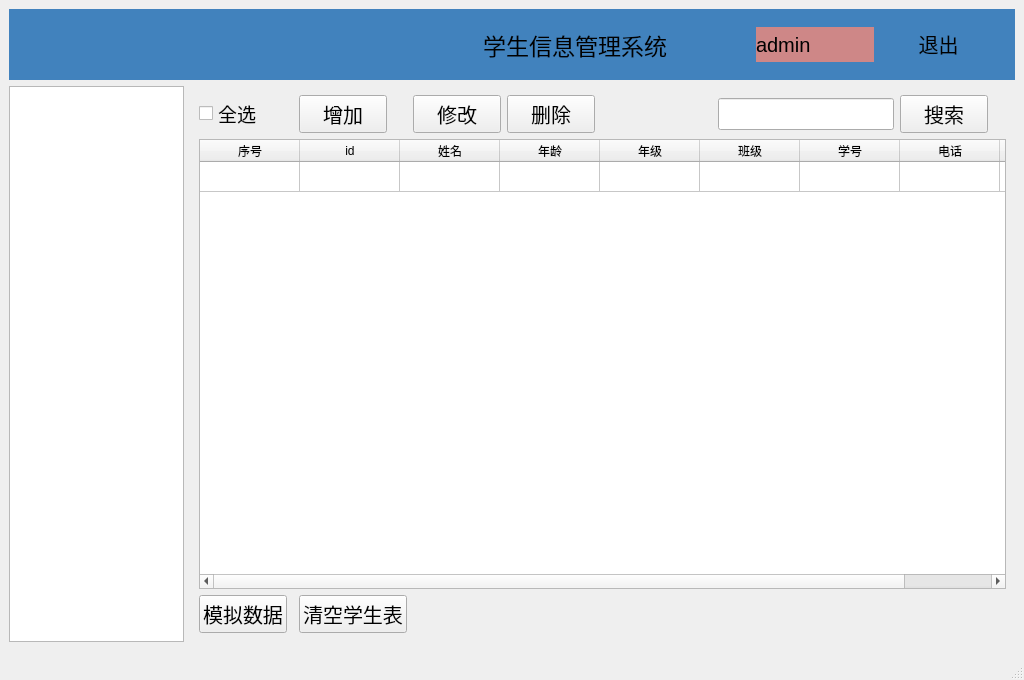
Qt form student/mainwindow.ui (OY-YH/student-management-system) before a commit.
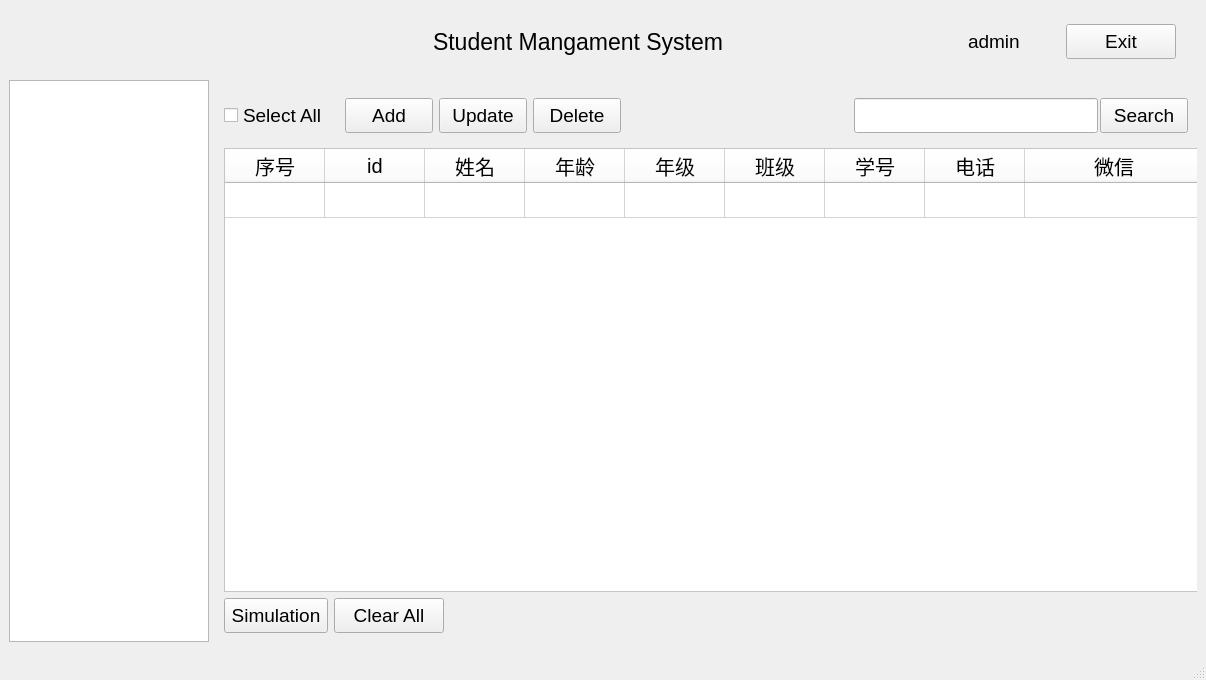
The same form after that commit. Icons and pictures are not drawn.

Commit message: Function realisation:增加记住密码以及忘记密码的功能,以及忘记密码界面的开发

Patch:
```diff
--- a/student/mainwindow.ui
+++ b/student/mainwindow.ui
@@ -6,13 +6,13 @@
    <rect>
     <x>0</x>
     <y>0</y>
-    <width>1024</width>
+    <width>1206</width>
     <height>680</height>
    </rect>
   </property>
   <property name="minimumSize">
    <size>
-    <width>1024</width>
+    <width>1080</width>
     <height>680</height>
    </size>
   </property>
@@ -34,24 +34,206 @@
 border:1px;
 };</string>
    </property>
-   <layout class="QGridLayout" name="gridLayout_3">
+   <layout class="QGridLayout" name="gridLayout_7">
+    <item row="0" column="0" colspan="2">
+     <widget class="QWidget" name="bg_title" native="true">
+      <property name="minimumSize">
+       <size>
+        <width>0</width>
+        <height>65</height>
+       </size>
+      </property>
+      <property name="styleSheet">
+       <string notr="true"/>
+      </property>
+      <layout class="QGridLayout" name="gridLayout_2">
+       <property name="leftMargin">
+        <number>0</number>
+       </property>
+       <property name="topMargin">
+        <number>0</number>
+       </property>
+       <property name="rightMargin">
+        <number>0</number>
+       </property>
+       <property name="bottomMargin">
+        <number>0</number>
+       </property>
+       <property name="spacing">
+        <number>0</number>
+       </property>
+       <item row="0" column="2">
+        <widget class="QWidget" name="widget_2" native="true">
+         <property name="minimumSize">
+          <size>
+           <width>269</width>
+           <height>0</height>
+          </size>
+         </property>
+         <property name="maximumSize">
+          <size>
+           <width>300</width>
+           <height>16777215</height>
+          </size>
+         </property>
+         <layout class="QGridLayout" name="gridLayout">
+          <property name="leftMargin">
+           <number>0</number>
+          </property>
+          <property name="topMargin">
+           <number>0</number>
+          </property>
+          <property name="rightMargin">
+           <number>0</number>
+          </property>
+          <property name="bottomMargin">
+           <number>0</number>
+          </property>
+          <property name="spacing">
+           <number>0</number>
+          </property>
+          <item row="0" column="2">
+           <widget class="QLabel" name="lb_username">
+            <property name="minimumSize">
+             <size>
+              <width>75</width>
+              <height>0</height>
+             </size>
+            </property>
+            <property name="maximumSize">
+             <size>
+              <width>80</width>
+              <height>16777215</height>
+             </size>
+            </property>
+            <property name="font">
+             <font>
+              <pointsize>14</pointsize>
+             </font>
+            </property>
+            <property name="styleSheet">
+             <string notr="true"/>
+            </property>
+            <property name="text">
+             <string>admin</string>
+            </property>
+           </widget>
+          </item>
+          <item row="0" column="1">
+           <widget class="QLabel" name="label_2">
+            <property name="minimumSize">
+             <size>
+              <width>35</width>
+              <height>35</height>
+             </size>
+            </property>
+            <property name="maximumSize">
+             <size>
+              <width>35</width>
+              <height>35</height>
+             </size>
+            </property>
+            <property name="styleSheet">
+             <string notr="true">border-image: url(:/icon);</string>
+            </property>
+            <property name="text">
+             <string/>
+            </property>
+           </widget>
+          </item>
+          <item row="0" column="3">
+           <widget class="QPushButton" name="btn_exit">
+            <property name="minimumSize">
+             <size>
+              <width>0</width>
+              <height>35</height>
+             </size>
+            </property>
+            <property name="maximumSize">
+             <size>
+              <width>110</width>
+              <height>16777215</height>
+             </size>
+            </property>
+            <property name="font">
+             <font>
+              <pointsize>14</pointsize>
+             </font>
+            </property>
+            <property name="styleSheet">
+             <string notr="true"/>
+            </property>
+            <property name="text">
+             <string>Exit</string>
+            </property>
+            <property name="btn" stdset="0">
+             <string/>
+            </property>
+            <property name="btn_user" stdset="0">
+             <string/>
+            </property>
+           </widget>
+          </item>
+         </layout>
+        </widget>
+       </item>
+       <item row="0" column="1">
+        <widget class="QLabel" name="lb_title">
+         <property name="minimumSize">
+          <size>
+           <width>480</width>
+           <height>0</height>
+          </size>
+         </property>
+         <property name="font">
+          <font>
+           <pointsize>17</pointsize>
+          </font>
+         </property>
+         <property name="text">
+          <string>Student Mangament System</string>
+         </property>
+         <property name="alignment">
+          <set>Qt::AlignCenter</set>
+         </property>
+        </widget>
+       </item>
+       <item row="0" column="0">
+        <spacer name="horizontalSpacer">
+         <property name="orientation">
+          <enum>Qt::Horizontal</enum>
+         </property>
+         <property name="sizeType">
+          <enum>QSizePolicy::Maximum</enum>
+         </property>
+         <property name="sizeHint" stdset="0">
+          <size>
+           <width>250</width>
+           <height>20</height>
+          </size>
+         </property>
+        </spacer>
+       </item>
+      </layout>
+     </widget>
+    </item>
     <item row="1" column="0">
      <widget class="QTreeWidget" name="treeWidget">
       <property name="minimumSize">
        <size>
-        <width>175</width>
+        <width>200</width>
         <height>0</height>
        </size>
       </property>
       <property name="maximumSize">
        <size>
-        <width>175</width>
+        <width>300</width>
         <height>16777215</height>
        </size>
       </property>
-      <attribute name="headerVisible">
-       <bool>false</bool>
-      </attribute>
+      <property name="headerHidden">
+       <bool>true</bool>
+      </property>
       <column>
        <property name="text">
         <string notr="true">1</string>
@@ -61,69 +243,249 @@
     </item>
     <item row="1" column="1">
      <widget class="QStackedWidget" name="stackedWidget">
+      <property name="font">
+       <font>
+        <pointsize>13</pointsize>
+       </font>
+      </property>
+      <property name="styleSheet">
+       <string notr="true"/>
+      </property>
       <property name="currentIndex">
        <number>0</number>
       </property>
       <widget class="QWidget" name="page_stu">
-       <layout class="QGridLayout" name="gridLayout_4">
-        <item row="0" column="3">
-         <widget class="QPushButton" name="btn_update">
+       <property name="styleSheet">
+        <string notr="true"/>
+       </property>
+       <layout class="QGridLayout" name="gridLayout_3">
+        <item row="3" column="0">
+         <widget class="QPushButton" name="btn_simulation">
           <property name="minimumSize">
            <size>
-            <width>88</width>
-            <height>30</height>
+            <width>100</width>
+            <height>35</height>
            </size>
           </property>
           <property name="maximumSize">
            <size>
-            <width>88</width>
+            <width>110</width>
             <height>16777215</height>
            </size>
           </property>
-          <property name="styleSheet">
-           <string notr="true"/>
+          <property name="font">
+           <font>
+            <pointsize>14</pointsize>
+           </font>
           </property>
           <property name="text">
-           <string>修改</string>
+           <string>Simulation</string>
           </property>
          </widget>
         </item>
-        <item row="0" column="2">
-         <widget class="QPushButton" name="btn_add">
+        <item row="3" column="5">
+         <widget class="QLabel" name="lb_sum">
+          <property name="maximumSize">
+           <size>
+            <width>150</width>
+            <height>16777215</height>
+           </size>
+          </property>
+          <property name="layoutDirection">
+           <enum>Qt::RightToLeft</enum>
+          </property>
+          <property name="text">
+           <string/>
+          </property>
+         </widget>
+        </item>
+        <item row="0" column="0">
+         <widget class="QCheckBox" name="cb_all">
           <property name="minimumSize">
            <size>
-            <width>88</width>
-            <height>30</height>
+            <width>100</width>
+            <height>35</height>
            </size>
           </property>
+          <property name="font">
+           <font>
+            <pointsize>14</pointsize>
+           </font>
+          </property>
+          <property name="text">
+           <string>Select All</string>
+          </property>
+         </widget>
+        </item>
+        <item row="0" column="1">
+         <widget class="QWidget" name="widget" native="true">
+          <property name="minimumSize">
+           <size>
+            <width>300</width>
+            <height>0</height>
+           </size>
+          </property>
+          <property name="layoutDirection">
+           <enum>Qt::LeftToRight</enum>
+          </property>
+          <layout class="QGridLayout" name="gridLayout_6">
+           <property name="leftMargin">
+            <number>9</number>
+           </property>
+           <property name="rightMargin">
+            <number>9</number>
+           </property>
+           <property name="horizontalSpacing">
+            <number>4</number>
+           </property>
+           <item row="0" column="1">
+            <widget class="QPushButton" name="btn_update">
+             <property name="minimumSize">
+              <size>
+               <width>88</width>
+               <height>35</height>
+              </size>
+             </property>
+             <property name="maximumSize">
+              <size>
+               <width>88</width>
+               <height>16777215</height>
+              </size>
+             </property>
+             <property name="font">
+              <font>
+               <pointsize>14</pointsize>
+              </font>
+             </property>
+             <property name="styleSheet">
+              <string notr="true"/>
+             </property>
+             <property name="text">
+              <string>Update</string>
+             </property>
+             <property name="btn" stdset="0">
+              <string>main</string>
+             </property>
+            </widget>
+           </item>
+           <item row="0" column="2">
+            <widget class="QPushButton" name="btn_del">
+             <property name="minimumSize">
+              <size>
+               <width>88</width>
+               <height>35</height>
+              </size>
+             </property>
+             <property name="maximumSize">
+              <size>
+               <width>88</width>
+               <height>16777215</height>
+              </size>
+             </property>
+             <property name="font">
+              <font>
+               <pointsize>14</pointsize>
+              </font>
+             </property>
+             <property name="styleSheet">
+              <string notr="true"/>
+             </property>
+             <property name="text">
+              <string>Delete</string>
+             </property>
+             <property name="btn" stdset="0">
+              <string>main</string>
+             </property>
+            </widget>
+           </item>
+           <item row="0" column="0">
+            <widget class="QPushButton" name="btn_add">
+             <property name="minimumSize">
+              <size>
+               <width>88</width>
+               <height>35</height>
+              </size>
+             </property>
+             <property name="maximumSize">
+              <size>
+               <width>88</width>
+               <height>16777215</height>
+              </size>
+             </property>
+             <property name="font">
+              <font>
+               <pointsize>14</pointsize>
+              </font>
+             </property>
+             <property name="styleSheet">
+              <string notr="true"/>
+             </property>
+             <property name="text">
+              <string>Add</string>
+             </property>
+             <property name="btn" stdset="0">
+              <string>main</string>
+             </property>
+            </widget>
+           </item>
+          </layout>
+         </widget>
+        </item>
+        <item row="3" column="1">
+         <widget class="QPushButton" name="btn_clearStu">
+          <property name="minimumSize">
+           <size>
+            <width>100</width>
+            <height>35</height>
+           </size>
+          </property>
           <property name="maximumSize">
            <size>
-            <width>88</width>
+            <width>110</width>
             <height>16777215</height>
            </size>
           </property>
-          <property name="styleSheet">
-           <string notr="true"/>
+          <property name="font">
+           <font>
+            <pointsize>14</pointsize>
+           </font>
           </property>
           <property name="text">
-           <string>增加</string>
+           <string>Clear All</string>
           </property>
          </widget>
         </item>
-        <item row="1" column="0" rowspan="2" colspan="11">
+        <item row="2" column="0" colspan="6">
          <widget class="QTableWidget" name="tableWidget">
           <property name="minimumSize">
            <size>
-            <width>583</width>
+            <width>980</width>
             <height>0</height>
            </size>
           </property>
+          <property name="font">
+           <font>
+            <pointsize>15</pointsize>
+           </font>
+          </property>
+          <property name="styleSheet">
+           <string notr="true">background-color: rgb(255, 255, 255);</string>
+          </property>
+          <attribute name="horizontalHeaderMinimumSectionSize">
+           <number>90</number>
+          </attribute>
           <attribute name="horizontalHeaderStretchLastSection">
            <bool>true</bool>
           </attribute>
           <attribute name="verticalHeaderVisible">
            <bool>false</bool>
           </attribute>
+          <attribute name="verticalHeaderMinimumSectionSize">
+           <number>35</number>
+          </attribute>
+          <attribute name="verticalHeaderDefaultSectionSize">
+           <number>35</number>
+          </attribute>
           <row>
            <property name="text">
             <string>1</string>
@@ -176,114 +538,84 @@
           </column>
          </widget>
         </item>
-        <item row="0" column="4">
-         <widget class="QPushButton" name="btn_del">
-          <property name="minimumSize">
-           <size>
-            <width>88</width>
-            <height>30</height>
-           </size>
-          </property>
-          <property name="maximumSize">
-           <size>
-            <width>88</width>
-            <height>16777215</height>
-           </size>
-          </property>
-          <property name="styleSheet">
-           <string notr="true"/>
-          </property>
-          <property name="text">
-           <string>删除</string>
-          </property>
-         </widget>
-        </item>
-        <item row="0" column="0">
-         <widget class="QCheckBox" name="chb_all">
-          <property name="minimumSize">
-           <size>
-            <width>0</width>
-            <height>30</height>
-           </size>
-          </property>
-          <property name="font">
-           <font>
-            <pointsize>14</pointsize>
-           </font>
-          </property>
-          <property name="text">
-           <string>全选</string>
-          </property>
-         </widget>
-        </item>
-        <item row="3" column="2">
-         <widget class="QPushButton" name="btn_clearStu">
-          <property name="text">
-           <string>清空学生表</string>
-          </property>
-         </widget>
-        </item>
-        <item row="3" column="0">
-         <widget class="QPushButton" name="btn_simulation">
-          <property name="text">
-           <string>模拟数据</string>
-          </property>
-         </widget>
-        </item>
-        <item row="3" column="3">
-         <widget class="QLabel" name="lb_sum">
-          <property name="text">
-           <string/>
-          </property>
-         </widget>
-        </item>
-        <item row="0" column="7">
-         <widget class="QPushButton" name="btn_search">
-          <property name="minimumSize">
-           <size>
-            <width>88</width>
-            <height>30</height>
-           </size>
-          </property>
-          <property name="maximumSize">
-           <size>
-            <width>88</width>
-            <height>16777215</height>
-           </size>
-          </property>
-          <property name="styleSheet">
-           <string notr="true"/>
-          </property>
-          <property name="text">
-           <string>搜索</string>
-          </property>
-         </widget>
-        </item>
-        <item row="0" column="6">
-         <widget class="QLineEdit" name="le_search">
-          <property name="minimumSize">
-           <size>
-            <width>0</width>
-            <height>0</height>
-           </size>
-          </property>
-          <property name="text">
-           <string/>
-          </property>
-         </widget>
-        </item>
         <item row="0" column="5">
-         <spacer name="horizontalSpacer_2">
-          <property name="orientation">
-           <enum>Qt::Horizontal</enum>
-          </property>
-          <property name="sizeHint" stdset="0">
+         <widget class="QWidget" name="widget_4" native="true">
+          <property name="maximumSize">
            <size>
-            <width>30</width>
-            <height>20</height>
+            <width>350</width>
+            <height>16777215</height>
            </size>
           </property>
-         </spacer>
+          <layout class="QGridLayout" name="gridLayout_4">
+           <property name="leftMargin">
+            <number>0</number>
+           </property>
+           <property name="topMargin">
+            <number>0</number>
+           </property>
+           <property name="rightMargin">
+            <number>0</number>
+           </property>
+           <property name="bottomMargin">
+            <number>0</number>
+           </property>
+           <property name="horizontalSpacing">
+            <number>2</number>
+           </property>
+           <property name="verticalSpacing">
+            <number>0</number>
+           </property>
+           <item row="1" column="0">
+            <widget class="QLineEdit" name="le_search">
+             <property name="minimumSize">
+              <size>
+               <width>200</width>
+               <height>35</height>
+              </size>
+             </property>
+             <property name="maximumSize">
+              <size>
+               <width>300</width>
+               <height>16777215</height>
+              </size>
+             </property>
+             <property name="text">
+              <string/>
+             </property>
+            </widget>
+           </item>
+           <item row="1" column="1">
+            <widget class="QPushButton" name="btn_search">
+             <property name="minimumSize">
+              <size>
+               <width>88</width>
+               <height>35</height>
+              </size>
+             </property>
+             <property name="maximumSize">
+              <size>
+               <width>88</width>
+               <height>16777215</height>
+              </size>
+             </property>
+             <property name="font">
+              <font>
+               <pointsize>14</pointsize>
+              </font>
+             </property>
+             <property name="styleSheet">
+              <string notr="true"/>
+             </property>
+             <property name="text">
+              <string>Search</string>
+             </property>
+             <property name="btn" stdset="0">
+              <string>main</string>
+             </property>
+            </widget>
+           </item>
+          </layout>
+         </widget>
         </item>
        </layout>
       </widget>
@@ -402,111 +734,6 @@
       </widget>
      </widget>
     </item>
-    <item row="0" column="0" colspan="2">
-     <widget class="QWidget" name="widget" native="true">
-      <property name="styleSheet">
-       <string notr="true">background-color: rgb(65, 130, 189);
-border:1px;
-</string>
-      </property>
-      <layout class="QGridLayout" name="gridLayout_2">
-       <item row="1" column="2">
-        <widget class="QWidget" name="widget_2" native="true">
-         <property name="minimumSize">
-          <size>
-           <width>300</width>
-           <height>0</height>
-          </size>
-         </property>
-         <layout class="QGridLayout" name="gridLayout">
-          <item row="0" column="2">
-           <widget class="QLabel" name="label_3">
-            <property name="minimumSize">
-             <size>
-              <width>100</width>
-              <height>0</height>
-             </size>
-            </property>
-            <property name="styleSheet">
-             <string notr="true">background-color: rgb(206, 135, 135);</string>
-            </property>
-            <property name="text">
-             <string>admin</string>
-            </property>
-           </widget>
-          </item>
-          <item row="0" column="1">
-           <widget class="QLabel" name="label_2">
-            <property name="minimumSize">
-             <size>
-              <width>35</width>
-              <height>35</height>
-             </size>
-            </property>
-            <property name="maximumSize">
-             <size>
-              <width>35</width>
-              <height>35</height>
-             </size>
-            </property>
-            <property name="styleSheet">
-             <string notr="true">border-image: url(:/icon);</string>
-            </property>
-            <property name="text">
-             <string/>
-            </property>
-           </widget>
-          </item>
-          <item row="0" column="3">
-           <widget class="QPushButton" name="btn_exit">
-            <property name="styleSheet">
-             <string notr="true"/>
-            </property>
-            <property name="text">
-             <string>退出</string>
-            </property>
-           </widget>
-          </item>
-         </layout>
-        </widget>
-       </item>
-       <item row="1" column="0">
-        <spacer name="horizontalSpacer">
-         <property name="orientation">
-          <enum>Qt::Horizontal</enum>
-         </property>
-         <property name="sizeHint" stdset="0">
-          <size>
-           <width>248</width>
-           <height>20</height>
-          </size>
-         </property>
-        </spacer>
-       </item>
-       <item row="1" column="1">
-        <widget class="QLabel" name="label">
-         <property name="minimumSize">
-          <size>
-           <width>250</width>
-           <height>0</height>
-          </size>
-         </property>
-         <property name="font">
-          <font>
-           <pointsize>17</pointsize>
-          </font>
-         </property>
-         <property name="text">
-          <string>学生信息管理系统</string>
-         </property>
-         <property name="alignment">
-          <set>Qt::AlignCenter</set>
-         </property>
-        </widget>
-       </item>
-      </layout>
-     </widget>
-    </item>
    </layout>
   </widget>
   <widget class="QMenuBar" name="menubar">
```
Left out of the diff: 322 changed lines with no effect on the pictures. The commit also changes 49 other files.
